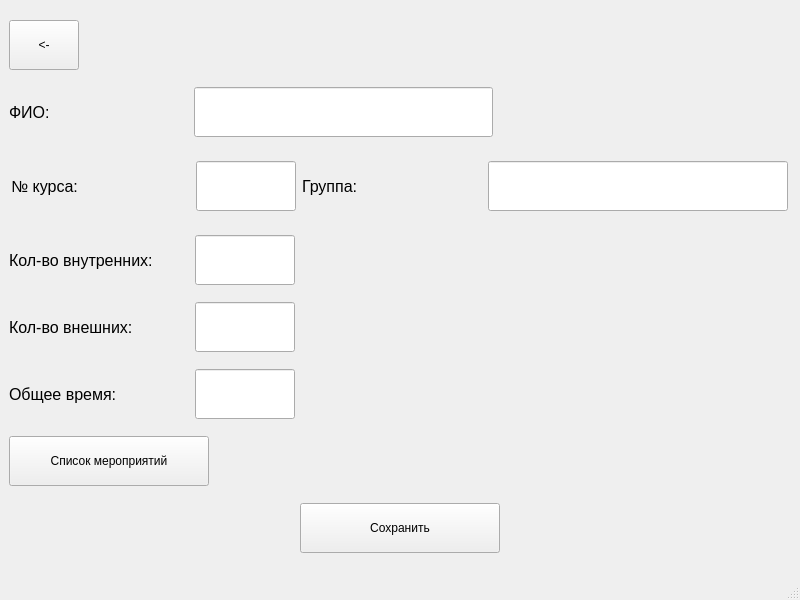
Old version of the form qt/student.ui in the repository andrei-229/valanter_app.
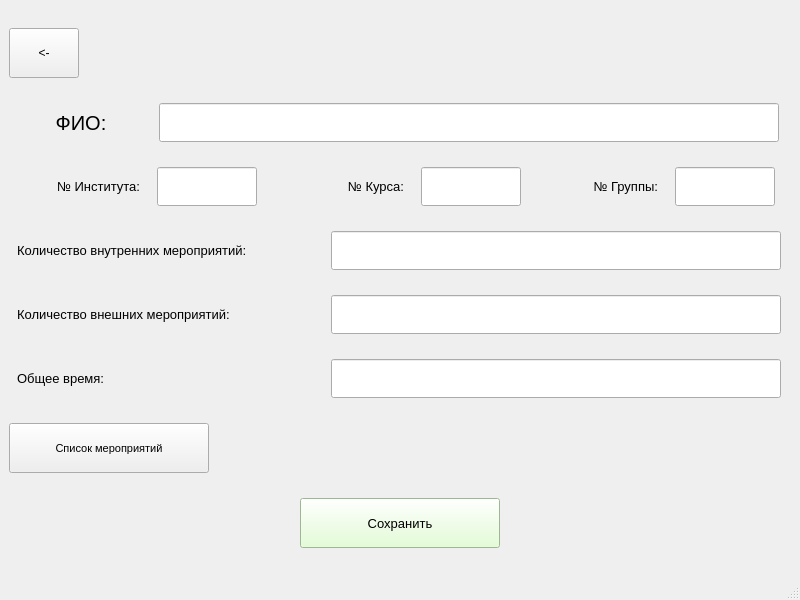
New version of the form.

The edit to the form file:
```diff
--- a/qt/student.ui
+++ b/qt/student.ui
@@ -38,126 +38,165 @@
      <layout class="QHBoxLayout" name="horizontalLayout">
       <item>
        <widget class="QLabel" name="label">
-        <property name="minimumSize">
+        <property name="maximumSize">
          <size>
-          <width>179</width>
-          <height>0</height>
+          <width>120</width>
+          <height>16777215</height>
          </size>
         </property>
         <property name="font">
          <font>
-          <pointsize>12</pointsize>
+          <pointsize>15</pointsize>
+          <weight>50</weight>
+          <bold>false</bold>
          </font>
         </property>
         <property name="text">
          <string>ФИО:</string>
         </property>
+        <property name="alignment">
+         <set>Qt::AlignCenter</set>
+        </property>
+        <property name="indent">
+         <number>1</number>
+        </property>
        </widget>
       </item>
       <item>
        <widget class="QLineEdit" name="lineEdit">
-        <property name="minimumSize">
+        <property name="maximumSize">
          <size>
-          <width>0</width>
-          <height>50</height>
+          <width>620</width>
+          <height>16777215</height>
          </size>
         </property>
+        <property name="font">
+         <font>
+          <pointsize>20</pointsize>
+         </font>
+        </property>
        </widget>
       </item>
-      <item>
-       <spacer name="horizontalSpacer_4">
-        <property name="orientation">
-         <enum>Qt::Horizontal</enum>
-        </property>
-        <property name="sizeHint" stdset="0">
-         <size>
-          <width>40</width>
-          <height>20</height>
-         </size>
-        </property>
-       </spacer>
-      </item>
      </layout>
     </item>
     <item>
      <layout class="QHBoxLayout" name="horizontalLayout_3">
       <item>
-       <layout class="QHBoxLayout" name="horizontalLayout_2">
-        <item>
          <widget class="QLabel" name="label_2">
-          <property name="minimumSize">
-           <size>
-            <width>0</width>
-            <height>64</height>
-           </size>
-          </property>
           <property name="maximumSize">
            <size>
-            <width>179</width>
+          <width>120</width>
             <height>16777215</height>
            </size>
           </property>
           <property name="font">
            <font>
-            <pointsize>12</pointsize>
+          <pointsize>10</pointsize>
            </font>
           </property>
           <property name="text">
-           <string>№ курса:</string>
-          </property>
-         </widget>
-        </item>
-        <item>
-         <widget class="QLineEdit" name="lineEdit_2">
-          <property name="minimumSize">
-           <size>
-            <width>0</width>
-            <height>50</height>
-           </size>
-          </property>
-          <property name="maximumSize">
-           <size>
-            <width>100</width>
-            <height>16777215</height>
-           </size>
-          </property>
-         </widget>
-        </item>
-        <item>
-         <widget class="QLabel" name="label_3">
-          <property name="maximumSize">
-           <size>
-            <width>180</width>
-            <height>16777215</height>
-           </size>
-          </property>
-          <property name="font">
-           <font>
-            <pointsize>12</pointsize>
-           </font>
-          </property>
-          <property name="text">
-           <string>Группа:</string>
+         <string>№ Института:</string>
+        </property>
+        <property name="alignment">
+         <set>Qt::AlignRight|Qt::AlignTrailing|Qt::AlignVCenter</set>
           </property>
          </widget>
         </item>
         <item>
          <widget class="QLineEdit" name="lineEdit_3">
-          <property name="minimumSize">
+        <property name="maximumSize">
            <size>
-            <width>0</width>
-            <height>50</height>
-           </size>
-          </property>
+          <width>100</width>
+          <height>16777215</height>
+         </size>
+        </property>
+        <property name="font">
+         <font>
+          <pointsize>20</pointsize>
+         </font>
+        </property>
+       </widget>
+      </item>
+      <item>
+       <widget class="QLabel" name="label_3">
           <property name="maximumSize">
            <size>
-            <width>300</width>
+          <width>130</width>
             <height>16777215</height>
            </size>
           </property>
-         </widget>
-        </item>
-       </layout>
+        <property name="font">
+         <font>
+          <pointsize>10</pointsize>
+         </font>
+        </property>
+        <property name="text">
+         <string>№ Курса:</string>
+        </property>
+        <property name="alignment">
+         <set>Qt::AlignRight|Qt::AlignTrailing|Qt::AlignVCenter</set>
+        </property>
+       </widget>
+      </item>
+      <item>
+       <widget class="QLineEdit" name="lineEdit_4">
+        <property name="maximumSize">
+         <size>
+          <width>100</width>
+          <height>16777215</height>
+         </size>
+        </property>
+        <property name="font">
+         <font>
+          <pointsize>20</pointsize>
+         </font>
+        </property>
+       </widget>
+      </item>
+      <item>
+       <widget class="QLabel" name="label_4">
+        <property name="maximumSize">
+         <size>
+          <width>120</width>
+          <height>16777215</height>
+         </size>
+        </property>
+        <property name="font">
+         <font>
+          <pointsize>10</pointsize>
+         </font>
+        </property>
+        <property name="text">
+         <string>№ Группы:</string>
+        </property>
+        <property name="alignment">
+         <set>Qt::AlignRight|Qt::AlignTrailing|Qt::AlignVCenter</set>
+        </property>
+       </widget>
+      </item>
+      <item>
+       <widget class="QLineEdit" name="lineEdit_2">
+        <property name="maximumSize">
+         <size>
+          <width>100</width>
+          <height>16777215</height>
+         </size>
+        </property>
+        <property name="font">
+         <font>
+          <pointsize>20</pointsize>
+         </font>
+        </property>
+        <property name="layoutDirection">
+         <enum>Qt::LeftToRight</enum>
+        </property>
+        <property name="maxLength">
+         <number>300</number>
+        </property>
+        <property name="frame">
+         <bool>true</bool>
+        </property>
+       </widget>
       </item>
      </layout>
     </item>
@@ -165,117 +204,89 @@
      <layout class="QHBoxLayout" name="horizontalLayout_4">
       <item>
        <widget class="QLabel" name="label_5">
-        <property name="minimumSize">
+        <property name="maximumSize">
          <size>
-          <width>180</width>
-          <height>0</height>
+          <width>300</width>
+          <height>16777215</height>
          </size>
         </property>
         <property name="font">
          <font>
-          <pointsize>12</pointsize>
+          <pointsize>10</pointsize>
          </font>
         </property>
         <property name="text">
-         <string>Кол-во внутренних:</string>
+         <string>Количество внутренних мероприятий:</string>
         </property>
        </widget>
       </item>
       <item>
        <widget class="QLineEdit" name="lineEdit_5">
-        <property name="minimumSize">
-         <size>
-          <width>100</width>
-          <height>50</height>
-         </size>
-        </property>
         <property name="maximumSize">
          <size>
-          <width>100</width>
+          <width>450</width>
           <height>16777215</height>
          </size>
         </property>
+        <property name="font">
+         <font>
+          <pointsize>20</pointsize>
+         </font>
+        </property>
        </widget>
       </item>
-      <item>
-       <spacer name="horizontalSpacer_2">
-        <property name="orientation">
-         <enum>Qt::Horizontal</enum>
-        </property>
-        <property name="sizeHint" stdset="0">
-         <size>
-          <width>40</width>
-          <height>20</height>
-         </size>
-        </property>
-       </spacer>
-      </item>
      </layout>
     </item>
     <item>
      <layout class="QHBoxLayout" name="horizontalLayout_5">
       <item>
        <widget class="QLabel" name="label_6">
-        <property name="minimumSize">
+        <property name="maximumSize">
          <size>
-          <width>180</width>
-          <height>0</height>
+          <width>300</width>
+          <height>16777215</height>
          </size>
         </property>
         <property name="font">
          <font>
-          <pointsize>12</pointsize>
+          <pointsize>10</pointsize>
          </font>
         </property>
         <property name="text">
-         <string>Кол-во внешних:</string>
+         <string>Количество внешних мероприятий:</string>
         </property>
        </widget>
       </item>
       <item>
        <widget class="QLineEdit" name="lineEdit_6">
-        <property name="minimumSize">
-         <size>
-          <width>0</width>
-          <height>50</height>
-         </size>
-        </property>
         <property name="maximumSize">
          <size>
-          <width>100</width>
+          <width>450</width>
           <height>16777215</height>
          </size>
         </property>
+        <property name="font">
+         <font>
+          <pointsize>20</pointsize>
+         </font>
+        </property>
        </widget>
       </item>
-      <item>
-       <spacer name="horizontalSpacer">
-        <property name="orientation">
-         <enum>Qt::Horizontal</enum>
-        </property>
-        <property name="sizeHint" stdset="0">
-         <size>
-          <width>40</width>
-          <height>20</height>
-         </size>
-        </property>
-       </spacer>
-      </item>
      </layout>
     </item>
     <item>
      <layout class="QHBoxLayout" name="horizontalLayout_6">
       <item>
-       <widget class="QLabel" name="label_4">
-        <property name="minimumSize">
+       <widget class="QLabel" name="label_7">
+        <property name="maximumSize">
          <size>
-          <width>180</width>
-          <height>0</height>
+          <width>300</width>
+          <height>16777215</height>
          </size>
         </property>
         <property name="font">
          <font>
-          <pointsize>12</pointsize>
+          <pointsize>10</pointsize>
          </font>
         </property>
         <property name="text">
@@ -284,55 +295,49 @@
        </widget>
       </item>
       <item>
-       <widget class="QLineEdit" name="lineEdit_4">
-        <property name="minimumSize">
-         <size>
-          <width>100</width>
-          <height>50</height>
-         </size>
-        </property>
+       <widget class="QLineEdit" name="lineEdit_7">
         <property name="maximumSize">
          <size>
-          <width>100</width>
+          <width>450</width>
           <height>16777215</height>
          </size>
         </property>
+        <property name="font">
+         <font>
+          <pointsize>20</pointsize>
+         </font>
+        </property>
+        <property name="alignment">
+         <set>Qt::AlignRight|Qt::AlignTrailing|Qt::AlignVCenter</set>
+        </property>
        </widget>
       </item>
-      <item>
-       <spacer name="horizontalSpacer_3">
-        <property name="orientation">
-         <enum>Qt::Horizontal</enum>
-        </property>
-        <property name="sizeHint" stdset="0">
-         <size>
-          <width>40</width>
-          <height>20</height>
-         </size>
-        </property>
-       </spacer>
-      </item>
      </layout>
     </item>
+    <item>
+     <layout class="QVBoxLayout" name="verticalLayout_2">
     <item>
      <widget class="QPushButton" name="pushButton">
-      <property name="minimumSize">
-       <size>
-        <width>100</width>
-        <height>50</height>
-       </size>
-      </property>
       <property name="maximumSize">
        <size>
         <width>200</width>
-        <height>16777215</height>
-       </size>
-      </property>
+          <height>50</height>
+         </size>
+        </property>
+        <property name="font">
+         <font>
+          <pointsize>8</pointsize>
+         </font>
+        </property>
       <property name="text">
        <string>Список мероприятий</string>
       </property>
      </widget>
     </item>
+     </layout>
+    </item>
+    <item>
+     <layout class="QVBoxLayout" name="verticalLayout_3">
     <item>
      <layout class="QHBoxLayout" name="horizontalLayout_7">
       <item>
@@ -349,6 +354,14 @@
           <height>16777215</height>
          </size>
         </property>
+          <property name="font">
+           <font>
+            <pointsize>10</pointsize>
+           </font>
+          </property>
+          <property name="styleSheet">
+           <string notr="true">background-color: rgb(221, 255, 204);</string>
+          </property>
         <property name="text">
          <string>Сохранить</string>
         </property>
@@ -357,6 +370,8 @@
      </layout>
     </item>
    </layout>
+    </item>
+   </layout>
   </widget>
   <widget class="QMenuBar" name="menubar">
    <property name="geometry">
```
Left out of the diff: 2 changed lines with no effect on the pictures. Lines whose indentation alone changed are shown as unchanged.
